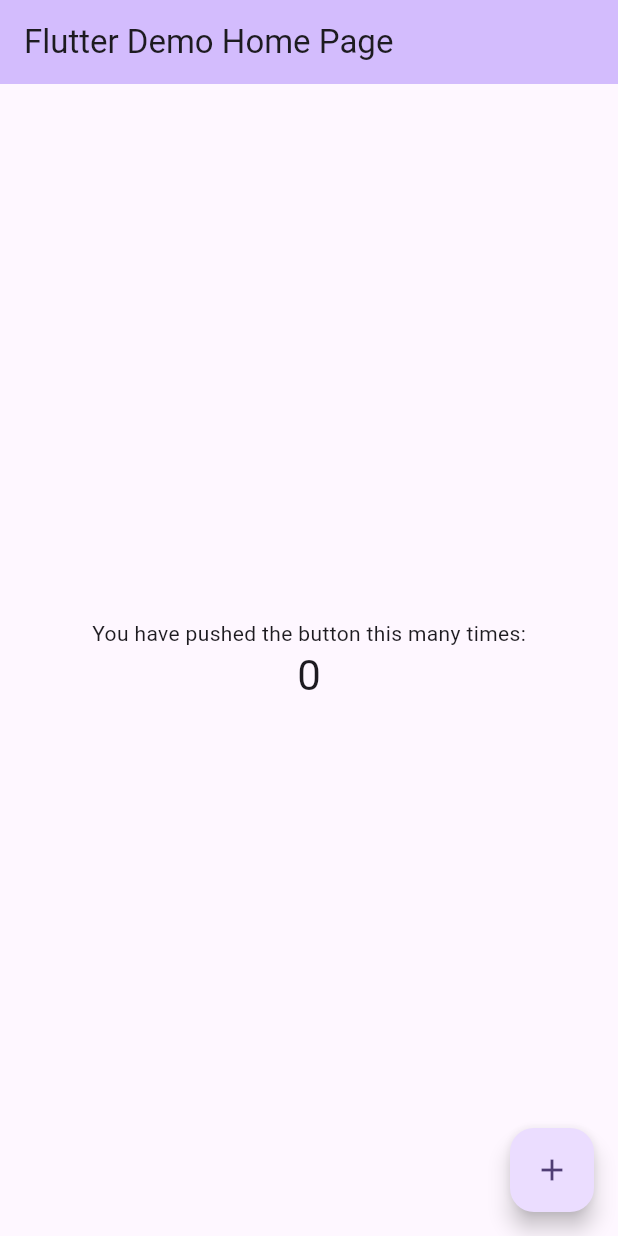
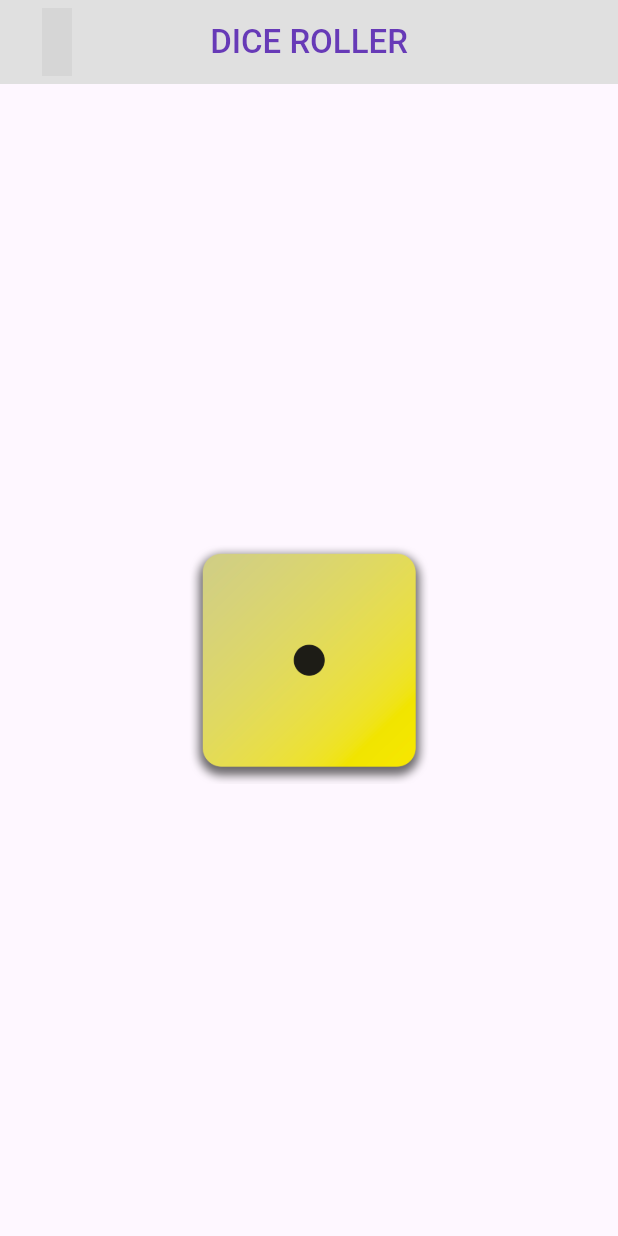
Before and after one commit to Noumba/DiceRoller, a Flutter app: the screen it shows after launch, on a phone screen of 412 x 824 dp. Run offline on Flutter 3.47's test engine with Material 3 defaults, Android fonts, the phone set to English and light mode, and no system bars; missing offline and left inert: dice_icons; grey boxes are pictures that could not be loaded.

Commit message:
add assets, structured lib folders, created home view with appbar die image and text

```diff
--- /dev/null
+++ b/lib/logic/Roll_Dice.dart
@@ -0,0 +1,3 @@
+void rollDice() {
+  return;
+}
--- a/lib/main.dart
+++ b/lib/main.dart
@@ -1,4 +1,7 @@
+import 'package:dice_roller/widgets/App_Body.dart';
+import 'package:flutter/cupertino.dart';
 import 'package:flutter/material.dart';
+import 'package:dice_icons/dice_icons.dart';
 
 void main() {
   runApp(const MyApp());
@@ -14,112 +17,41 @@ class MyApp extends StatelessWidget {
       title: 'Flutter Demo',
       theme: ThemeData(
         // This is the theme of your application.
-        //
-        // TRY THIS: Try running your application with "flutter run". You'll see
-        // the application has a purple toolbar. Then, without quitting the app,
-        // try changing the seedColor in the colorScheme below to Colors.green
-        // and then invoke "hot reload" (save your changes or press the "hot
-        // reload" button in a Flutter-supported IDE, or press "r" if you used
-        // the command line to start the app).
-        //
-        // Notice that the counter didn't reset back to zero; the application
-        // state is not lost during the reload. To reset the state, use hot
-        // restart instead.
-        //
-        // This works for code too, not just values: Most code changes can be
-        // tested with just a hot reload.
         colorScheme: ColorScheme.fromSeed(seedColor: Colors.deepPurple),
         useMaterial3: true,
       ),
-      home: const MyHomePage(title: 'Flutter Demo Home Page'),
+      home: const MyHomePage(title: 'DICE ROLLER'),
+      debugShowCheckedModeBanner: false,
     );
   }
 }
 
-class MyHomePage extends StatefulWidget {
+class MyHomePage extends StatelessWidget {
   const MyHomePage({super.key, required this.title});
-
-  // This widget is the home page of your application. It is stateful, meaning
-  // that it has a State object (defined below) that contains fields that affect
-  // how it looks.
-
-  // This class is the configuration for the state. It holds the values (in this
-  // case the title) provided by the parent (in this case the App widget) and
-  // used by the build method of the State. Fields in a Widget subclass are
-  // always marked "final".
 
   final String title;
 
   @override
-  State<MyHomePage> createState() => _MyHomePageState();
-}
-
-class _MyHomePageState extends State<MyHomePage> {
-  int _counter = 0;
-
-  void _incrementCounter() {
-    setState(() {
-      // This call to setState tells the Flutter framework that something has
-      // changed in this State, which causes it to rerun the build method below
-      // so that the display can reflect the updated values. If we changed
-      // _counter without calling setState(), then the build method would not be
-      // called again, and so nothing would appear to happen.
-      _counter++;
-    });
-  }
-
-  @override
   Widget build(BuildContext context) {
-    // This method is rerun every time setState is called, for instance as done
-    // by the _incrementCounter method above.
-    //
-    // The Flutter framework has been optimized to make rerunning build methods
-    // fast, so that you can just rebuild anything that needs updating rather
-    // than having to individually change instances of widgets.
     return Scaffold(
       appBar: AppBar(
-        // TRY THIS: Try changing the color here to a specific color (to
-        // Colors.amber, perhaps?) and trigger a hot reload to see the AppBar
-        // change color while the other colors stay the same.
-        backgroundColor: Theme.of(context).colorScheme.inversePrimary,
-        // Here we take the value from the MyHomePage object that was created by
-        // the App.build method, and use it to set our appbar title.
-        title: Text(widget.title),
+        centerTitle: true,
+        leading: const Padding(
+          padding: EdgeInsets.only(left: 20),
+          child: Icon(
+            DiceIcons.dice6,
+            size: 45,
+            color: Colors.deepPurple,
+          ),
+        ),
+        title: Text(
+          title,
+          style: const TextStyle(
+              color: Colors.deepPurple, fontWeight: FontWeight.w500),
+        ),
+        backgroundColor: Colors.grey.shade300,
       ),
-      body: Center(
-        // Center is a layout widget. It takes a single child and positions it
-        // in the middle of the parent.
-        child: Column(
-          // Column is also a layout widget. It takes a list of children and
-          // arranges them vertically. By default, it sizes itself to fit its
-          // children horizontally, and tries to be as tall as its parent.
-          //
-          // Column has various properties to control how it sizes itself and
-          // how it positions its children. Here we use mainAxisAlignment to
-          // center the children vertically; the main axis here is the vertical
-          // axis because Columns are vertical (the cross axis would be
-          // horizontal).
-          //
-          // TRY THIS: Invoke "debug painting" (choose the "Toggle Debug Paint"
-          // action in the IDE, or press "p" in the console), to see the
-          // wireframe for each widget.
-          mainAxisAlignment: MainAxisAlignment.center,
-          children: <Widget>[
-            const Text(
-              'You have pushed the button this many times:',
-            ),
-            Text(
-              '$_counter',
-              style: Theme.of(context).textTheme.headlineMedium,
-            ),
-          ],
-        ),
-      ),
-      floatingActionButton: FloatingActionButton(
-        onPressed: _incrementCounter,
-        tooltip: 'Increment',
-        child: const Icon(Icons.add),
-      ), // This trailing comma makes auto-formatting nicer for build methods.
+      body: const AppBody(),
     );
   }
 }
--- /dev/null
+++ b/lib/widgets/App_Body.dart
@@ -0,0 +1,29 @@
+import 'package:flutter/material.dart';
+
+class AppBody extends StatefulWidget {
+  const AppBody({super.key});
+
+  @override
+  State<AppBody> createState() => _AppBodyState();
+}
+
+class _AppBodyState extends State<AppBody> {
+  @override
+  Widget build(BuildContext context) {
+    final screenSizeWidth = MediaQuery.of(context).size.width;
+    final screenSizeHeight = MediaQuery.of(context).size.height;
+
+    return Center(
+      child: Column(
+        mainAxisSize: MainAxisSize.min,
+        children: [
+          Image(
+            image: const AssetImage('asset/dice-1.png'),
+            height: screenSizeHeight * 0.3,
+            width: screenSizeWidth * 0.4,
+          )
+        ],
+      ),
+    );
+  }
+}
--- /dev/null
+++ b/lib/widgets/Roll_Button.dart
@@ -0,0 +1,13 @@
+import 'package:dice_roller/logic/Roll_Dice.dart';
+import 'package:dice_roller/widgets/Text.dart';
+import 'package:flutter/material.dart';
+
+class RollButton extends StatelessWidget {
+  const RollButton({super.key});
+
+  @override
+  Widget build(BuildContext context) {
+    return const ElevatedButton(
+        onPressed: rollDice, child: TextFormat(text: 'text'));
+  }
+}
--- /dev/null
+++ b/lib/widgets/Text.dart
@@ -0,0 +1,15 @@
+import 'package:flutter/material.dart';
+
+class TextFormat extends StatelessWidget {
+  const TextFormat({super.key, required this.text});
+  final String text;
+
+  @override
+  Widget build(BuildContext context) {
+    return Text(
+      text,
+      style: const TextStyle(
+          color: Colors.deepPurple, fontWeight: FontWeight.w500),
+    );
+  }
+}
--- a/pubspec.yaml
+++ b/pubspec.yaml
@@ -35,6 +35,7 @@ dependencies:
   # The following adds the Cupertino Icons font to your application.
   # Use with the CupertinoIcons class for iOS style icons.
   cupertino_icons: ^1.0.6
+  dice_icons: ^0.1.7
 
 dev_dependencies:
   flutter_test:
@@ -59,9 +60,8 @@ flutter:
   uses-material-design: true
 
   # To add assets to your application, add an assets section, like this:
-  # assets:
-  #   - images/a_dot_burr.jpeg
-  #   - images/a_dot_ham.jpeg
+  assets:
+    - asset/
 
   # An image asset can refer to one or more resolution-specific "variants", see
   # https://flutter.dev/assets-and-images/#resolution-aware
```
Also changed, not shown: asset/dice-1.png (added), asset/dice-2.png (added), asset/dice-3.png (added), asset/dice-4.png (added), asset/dice-5.png (added), asset/dice-6.png (added), lib/widgets/Dice_Image.dart (added), pubspec.lock.
